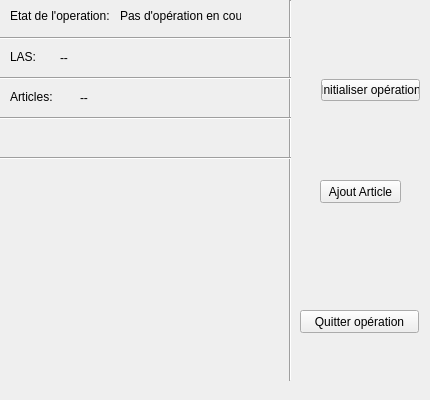
This is f_principale.ui in expansia/PEAO as Qt 5 draws it before an edit. The edited form follows.
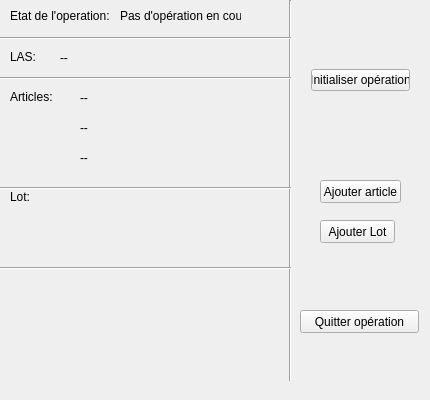
This is the edited form.

Commit message: Creation et affichage des articles debut traitement des lots

Diff of the .ui file:
```diff
--- a/f_principale.ui
+++ b/f_principale.ui
@@ -96,7 +96,7 @@
     <property name="geometry">
      <rect>
       <x>0</x>
-      <y>110</y>
+      <y>180</y>
       <width>291</width>
       <height>16</height>
      </rect>
@@ -109,7 +109,7 @@
     <property name="geometry">
      <rect>
       <x>0</x>
-      <y>150</y>
+      <y>260</y>
       <width>291</width>
       <height>16</height>
      </rect>
@@ -141,7 +141,7 @@
      </rect>
     </property>
     <property name="text">
-     <string>Ajout Article</string>
+     <string>Ajouter article</string>
     </property>
    </widget>
    <widget class="QPushButton" name="btnQuitterOperation">
@@ -183,11 +183,11 @@
      <string>--</string>
     </property>
    </widget>
-   <widget class="QWidget" name="">
+   <widget class="QWidget" name="layoutWidget">
     <property name="geometry">
      <rect>
-      <x>310</x>
-      <y>50</y>
+      <x>300</x>
+      <y>40</y>
       <width>121</width>
       <height>81</height>
      </rect>
@@ -202,8 +202,59 @@
      </item>
     </layout>
    </widget>
-   <zorder>btnInitialiserOperation</zorder>
-   <zorder>btnQuitterOperation</zorder>
+   <widget class="QLabel" name="lbArticle2">
+    <property name="geometry">
+     <rect>
+      <x>80</x>
+      <y>120</y>
+      <width>191</width>
+      <height>16</height>
+     </rect>
+    </property>
+    <property name="text">
+     <string>--</string>
+    </property>
+   </widget>
+   <widget class="QLabel" name="lbArticle3">
+    <property name="geometry">
+     <rect>
+      <x>80</x>
+      <y>150</y>
+      <width>191</width>
+      <height>16</height>
+     </rect>
+    </property>
+    <property name="text">
+     <string>--</string>
+    </property>
+   </widget>
+   <widget class="QLabel" name="label_4">
+    <property name="geometry">
+     <rect>
+      <x>10</x>
+      <y>190</y>
+      <width>46</width>
+      <height>13</height>
+     </rect>
+    </property>
+    <property name="text">
+     <string>Lot:</string>
+    </property>
+   </widget>
+   <widget class="QPushButton" name="btAjoutLot">
+    <property name="geometry">
+     <rect>
+      <x>320</x>
+      <y>220</y>
+      <width>75</width>
+      <height>23</height>
+     </rect>
+    </property>
+    <property name="text">
+     <string>Ajouter Lot</string>
+    </property>
+   </widget>
+   <zorder>layoutWidget</zorder>
    <zorder>lbOperationEnCours</zorder>
    <zorder>infoLAS</zorder>
    <zorder>btnQuitterOperation</zorder>
```
Left out of the diff: 5 changed lines with no effect on the pictures. The commit also changes 16 other files.
